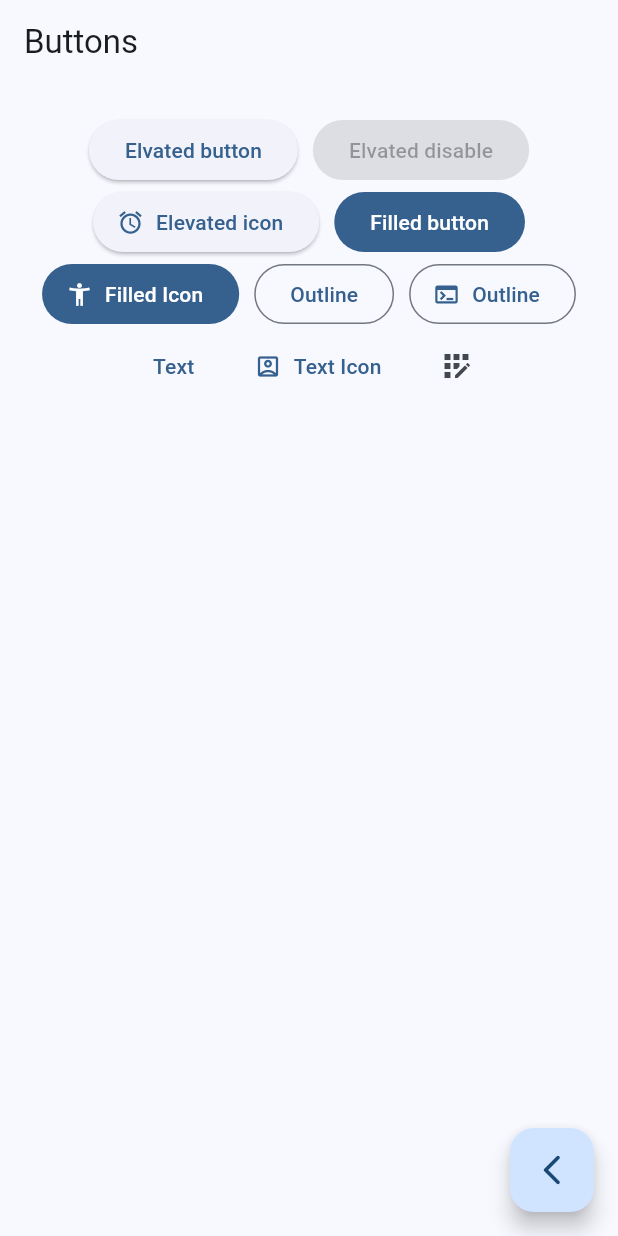
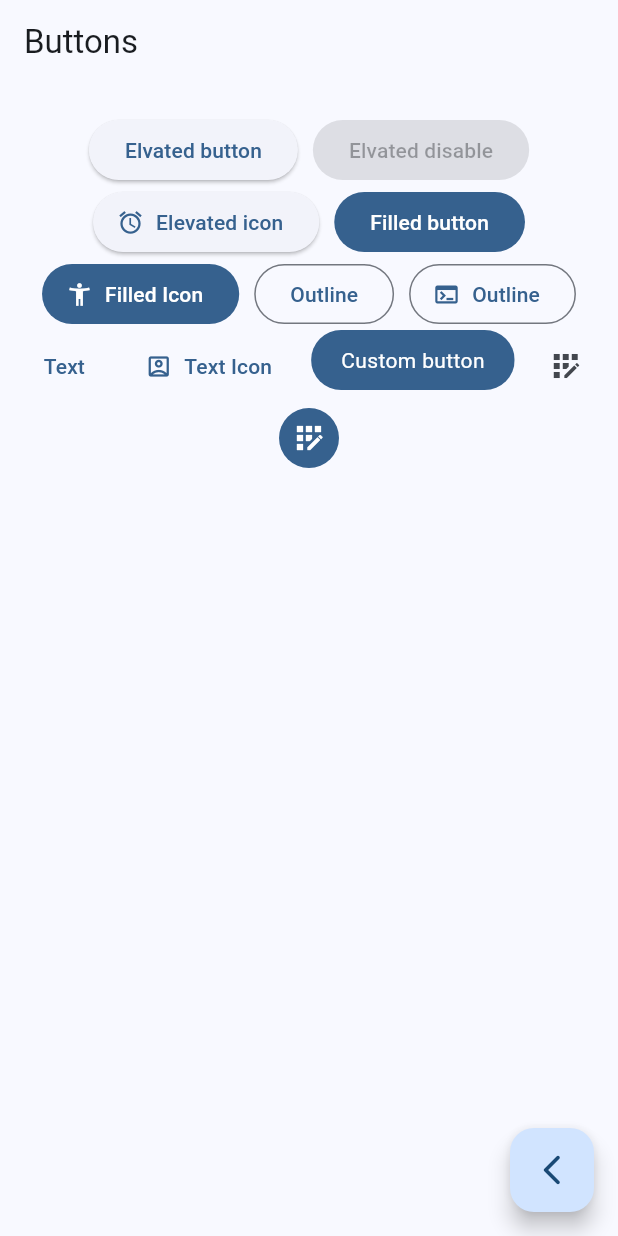
Before and after one commit to JulianRivers/widget_app, a Flutter app: the ButtonsScreen screen opened by its route, on a phone screen of 412 x 824 dp. Run offline on Flutter 3.47's test engine with Material 2 defaults, Android fonts, the phone set to English and light mode, and no system bars; our stand-ins replace go_router.

Commit message:
button screen finished

```diff
--- a/lib/presentation/screens/buttons/buttons_screen.dart
+++ b/lib/presentation/screens/buttons/buttons_screen.dart
@@ -27,6 +27,8 @@ class _ButtonsView extends StatelessWidget {
 
   @override
   Widget build(BuildContext context) {
+    final colors = Theme.of(context).colorScheme;
+
     return SizedBox(
       width: double.infinity,
       child: Padding(
@@ -61,11 +63,45 @@ class _ButtonsView extends StatelessWidget {
               label: const Text('Text Icon'),
               icon: const Icon(Icons.account_box_outlined),
             ),
+            const CustomButton(),
             IconButton(
-                onPressed: () {}, icon: const Icon(Icons.app_registration))
+                onPressed: () {}, icon: const Icon(Icons.app_registration)),
+            IconButton(
+              onPressed: () {},
+              icon: const Icon(Icons.app_registration),
+              style: ButtonStyle(
+                backgroundColor: MaterialStatePropertyAll(colors.primary),
+                iconColor: const MaterialStatePropertyAll(Colors.white),
+              ),
+            )
           ],
         ),
       ),
     );
   }
 }
+
+class CustomButton extends StatelessWidget {
+  const CustomButton({super.key});
+
+  @override
+  Widget build(BuildContext context) {
+    final colors = Theme.of(context).colorScheme;
+    return ClipRRect(
+      borderRadius: BorderRadius.circular(20),
+      child: Material(
+        color: colors.primary,
+        child: InkWell(
+          onTap: () {},
+          child: const Padding(
+            padding: EdgeInsets.symmetric(horizontal: 20, vertical: 10),
+            child: Text(
+              'Custom button',
+              style: TextStyle(color: Colors.white),
+            ),
+          ),
+        ),
+      ),
+    );
+  }
+}
```
